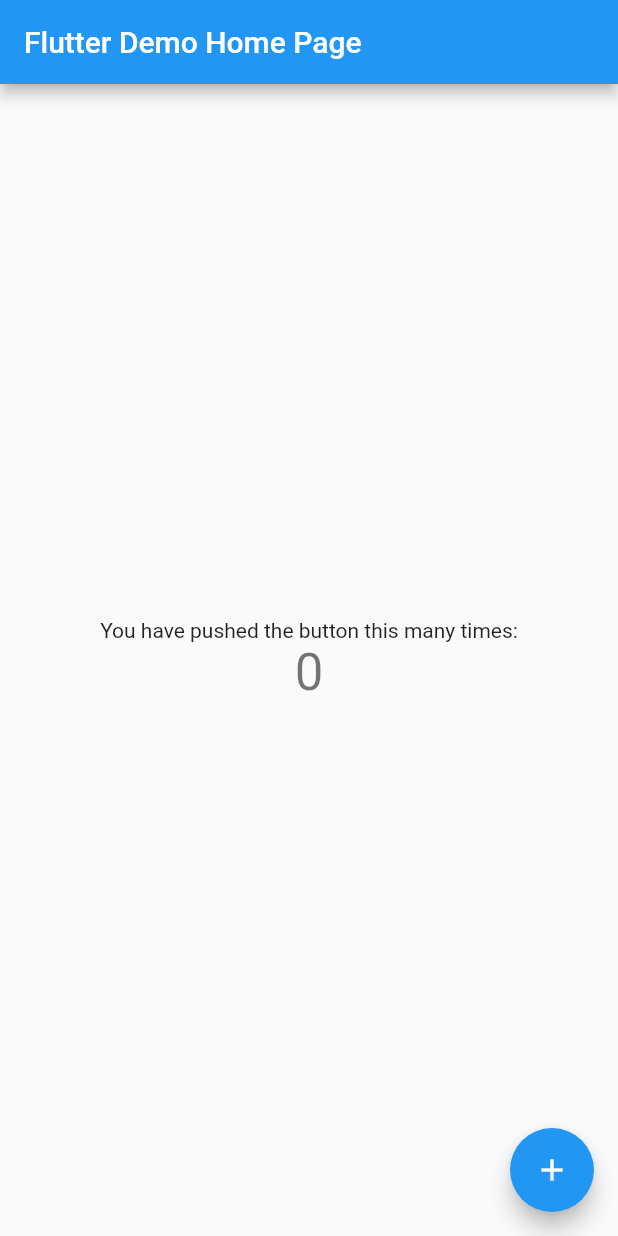
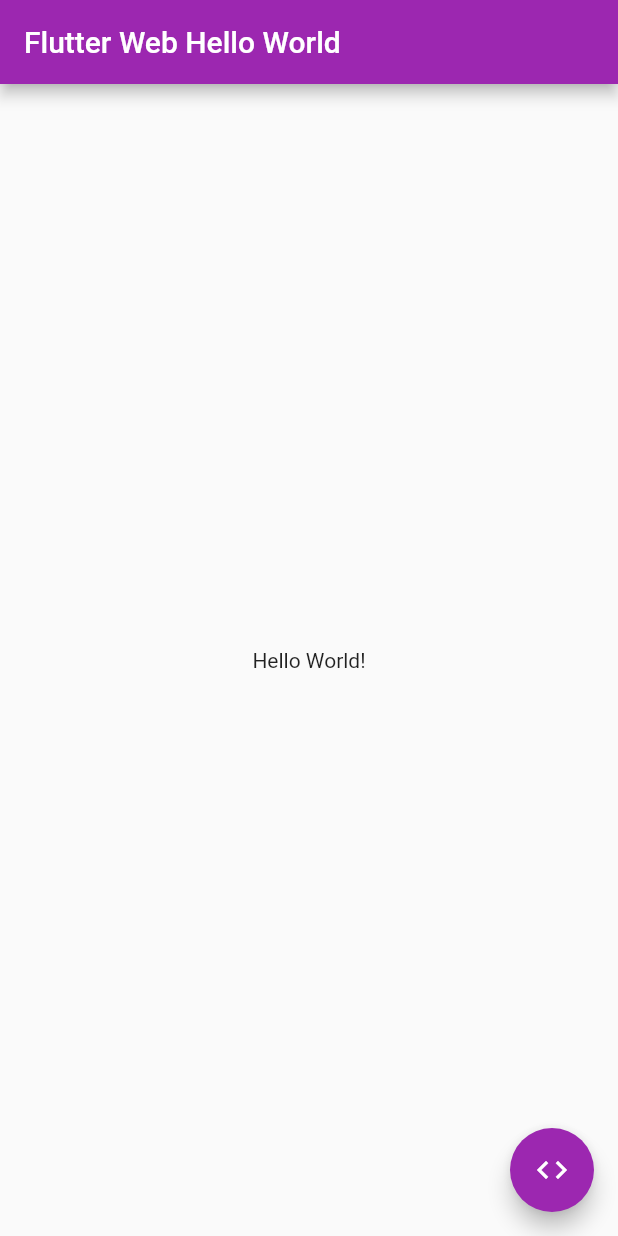
Before and after one commit to marcospsbrito/flutter_web_hello_world, a Flutter app: the screen it shows after launch, on a phone screen of 412 x 824 dp. Run offline on Flutter 3.47's test engine with Material 2 defaults, Android fonts, the phone set to English and light mode, and no system bars; missing offline and left inert: dart:html.

Commit message:
Add hello word page to main

```diff
--- a/lib/main.dart
+++ b/lib/main.dart
@@ -1,113 +1,51 @@
 import 'package:flutter/material.dart';
+// ignore: avoid_web_libraries_in_flutter
+import 'dart:html' as html;
 
 void main() {
   runApp(MyApp());
 }
 
 class MyApp extends StatelessWidget {
-  // This widget is the root of your application.
   @override
   Widget build(BuildContext context) {
     return MaterialApp(
-      title: 'Flutter Demo',
+      title: 'Flutter Web Hello World',
       theme: ThemeData(
-        // This is the theme of your application.
-        //
-        // Try running your application with "flutter run". You'll see the
-        // application has a blue toolbar. Then, without quitting the app, try
-        // changing the primarySwatch below to Colors.green and then invoke
-        // "hot reload" (press "r" in the console where you ran "flutter run",
-        // or simply save your changes to "hot reload" in a Flutter IDE).
-        // Notice that the counter didn't reset back to zero; the application
-        // is not restarted.
-        primarySwatch: Colors.blue,
+        primarySwatch: Colors.purple,
       ),
-      home: MyHomePage(title: 'Flutter Demo Home Page'),
+      home: MyHomePage(title: 'Flutter Web Hello World'),
     );
   }
 }
 
-class MyHomePage extends StatefulWidget {
+class MyHomePage extends StatelessWidget {
   MyHomePage({Key? key, this.title}) : super(key: key);
-
-  // This widget is the home page of your application. It is stateful, meaning
-  // that it has a State object (defined below) that contains fields that affect
-  // how it looks.
-
-  // This class is the configuration for the state. It holds the values (in this
-  // case the title) provided by the parent (in this case the App widget) and
-  // used by the build method of the State. Fields in a Widget subclass are
-  // always marked "final".
-
   final String? title;
-
-  @override
-  _MyHomePageState createState() => _MyHomePageState();
-}
-
-class _MyHomePageState extends State<MyHomePage> {
-  int _counter = 0;
-
-  void _incrementCounter() {
-    setState(() {
-      // This call to setState tells the Flutter framework that something has
-      // changed in this State, which causes it to rerun the build method below
-      // so that the display can reflect the updated values. If we changed
-      // _counter without calling setState(), then the build method would not be
-      // called again, and so nothing would appear to happen.
-      _counter++;
-    });
-  }
-
   @override
   Widget build(BuildContext context) {
-    // This method is rerun every time setState is called, for instance as done
-    // by the _incrementCounter method above.
-    //
-    // The Flutter framework has been optimized to make rerunning build methods
-    // fast, so that you can just rebuild anything that needs updating rather
-    // than having to individually change instances of widgets.
     return Scaffold(
       appBar: AppBar(
-        // Here we take the value from the MyHomePage object that was created by
-        // the App.build method, and use it to set our appbar title.
-        title: Text(widget.title!),
+        title: Text(this.title!),
       ),
       body: Center(
-        // Center is a layout widget. It takes a single child and positions it
-        // in the middle of the parent.
         child: Column(
-          // Column is also a layout widget. It takes a list of children and
-          // arranges them vertically. By default, it sizes itself to fit its
-          // children horizontally, and tries to be as tall as its parent.
-          //
-          // Invoke "debug painting" (press "p" in the console, choose the
-          // "Toggle Debug Paint" action from the Flutter Inspector in Android
-          // Studio, or the "Toggle Debug Paint" command in Visual Studio Code)
-          // to see the wireframe for each widget.
-          //
-          // Column has various properties to control how it sizes itself and
-          // how it positions its children. Here we use mainAxisAlignment to
-          // center the children vertically; the main axis here is the vertical
-          // axis because Columns are vertical (the cross axis would be
-          // horizontal).
           mainAxisAlignment: MainAxisAlignment.center,
-          children: <Widget>[
+          children: [
             Text(
-              'You have pushed the button this many times:',
-            ),
-            Text(
-              '$_counter',
-              style: Theme.of(context).textTheme.headline4,
+              'Hello World!',
             ),
           ],
         ),
       ),
       floatingActionButton: FloatingActionButton(
-        onPressed: _incrementCounter,
-        tooltip: 'Increment',
-        child: Icon(Icons.add),
-      ), // This trailing comma makes auto-formatting nicer for build methods.
+        onPressed: () => html.window.open(
+          'https://github.com/marcospsbrito/flutter_web_hello_world',
+          'See this project!',
+        ), // TODO Never use it on iOS or Android projects! Try url_launcher package.
+        tooltip: 'See this project on Github.com',
+        child: Icon(Icons.code),
+      ),
     );
   }
 }
```
Also changed, not shown: pubspec.lock.
